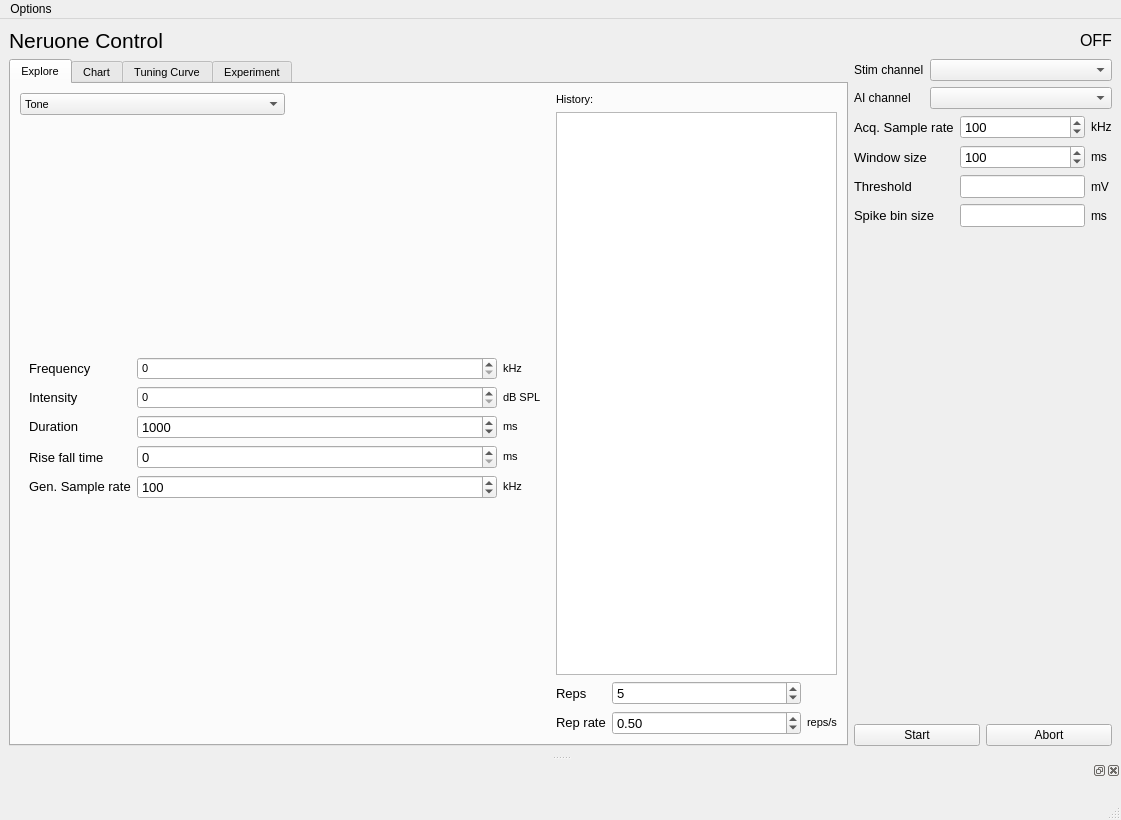
This is main/main_control.ui in portfors-lab/sparkle as Qt 5 draws it before an edit. The edited form follows.
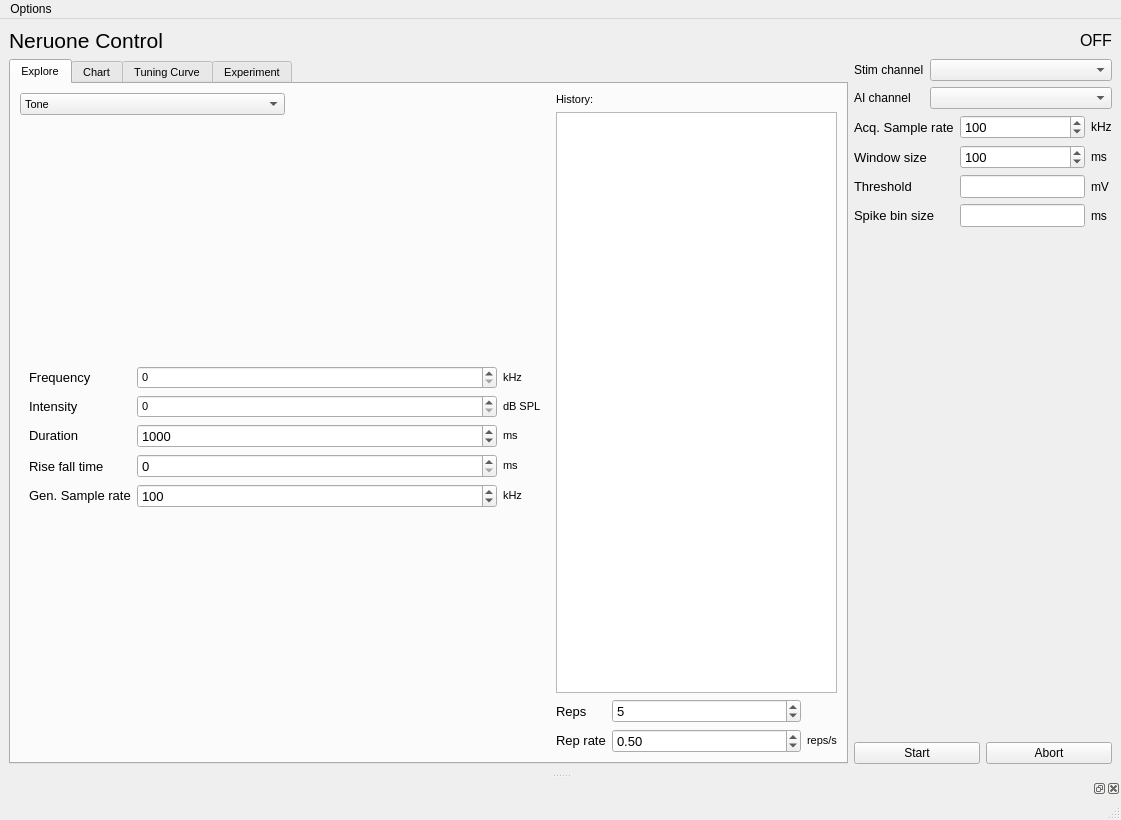
This is the edited form. Custom widgets are drawn as their Qt base class.

```diff
--- a/main/main_control.ui
+++ b/main/main_control.ui
@@ -1574,6 +1574,9 @@
    </attribute>
    <widget class="QWidget" name="dockWidgetContents">
     <layout class="QVBoxLayout" name="verticalLayout_4">
+     <property name="margin">
+      <number>0</number>
+     </property>
      <item>
       <widget class="ProtocolDisplay" name="display" native="true"/>
      </item>
```
